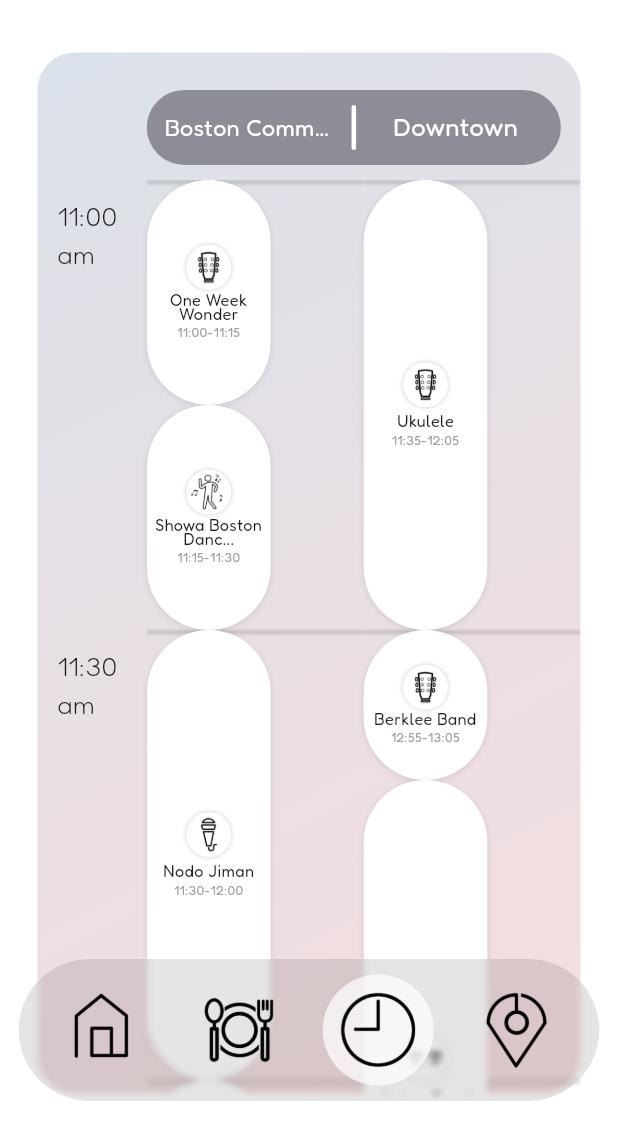
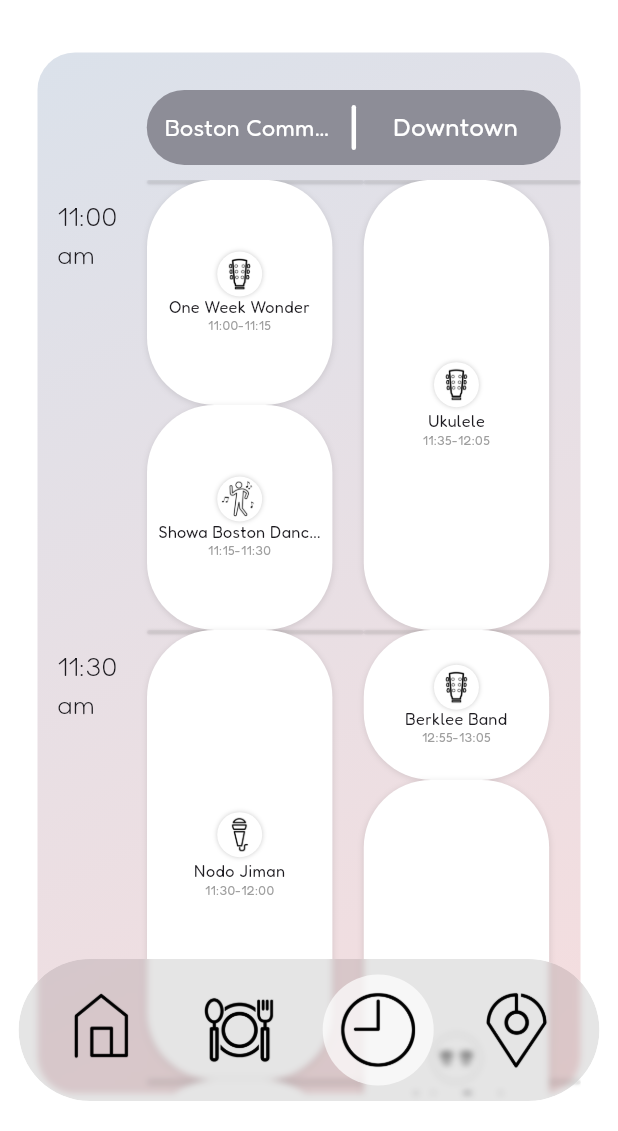
Before and after one commit to sushib0mb/JFB, a Flutter app: the screen it shows after launch, item 3 of the bottom bar chosen, on a phone screen of 412 x 824 dp, the part 105-1236 px from its top. Run offline on Flutter 3.47's test engine with Material 3 defaults, Android fonts, the phone set to English and light mode, and no system bars.

Commit message:
Try again?

```diff
--- a/jfbfestival/lib/data/timetableData.dart
+++ b/jfbfestival/lib/data/timetableData.dart
@@ -40,7 +40,7 @@ final List<ScheduleItem> day1ScheduleData = [
         duration: 15,
         stage: "Stage 1",
         iconImage: "assets/timetableIcons/Band performance.png",
-        description: "",
+        description: "Taka Ochi band will perform Japanese songs, I think",
         eventDetailImage: "",
       ),
       EventItem(
--- a/jfbfestival/lib/pages/timetable_page.dart
+++ b/jfbfestival/lib/pages/timetable_page.dart
@@ -577,7 +577,7 @@ class _PerformanceBoxState extends State<PerformanceBox>
         scale: isPressed ? 0.95 : 1.0,
         duration: const Duration(milliseconds: 150),
         child: Container(
-          width: screenWidth * 0.2,
+          width: screenWidth * 0.3,
           height: eventHeight,
           decoration: BoxDecoration(
             color: Colors.white,
```
